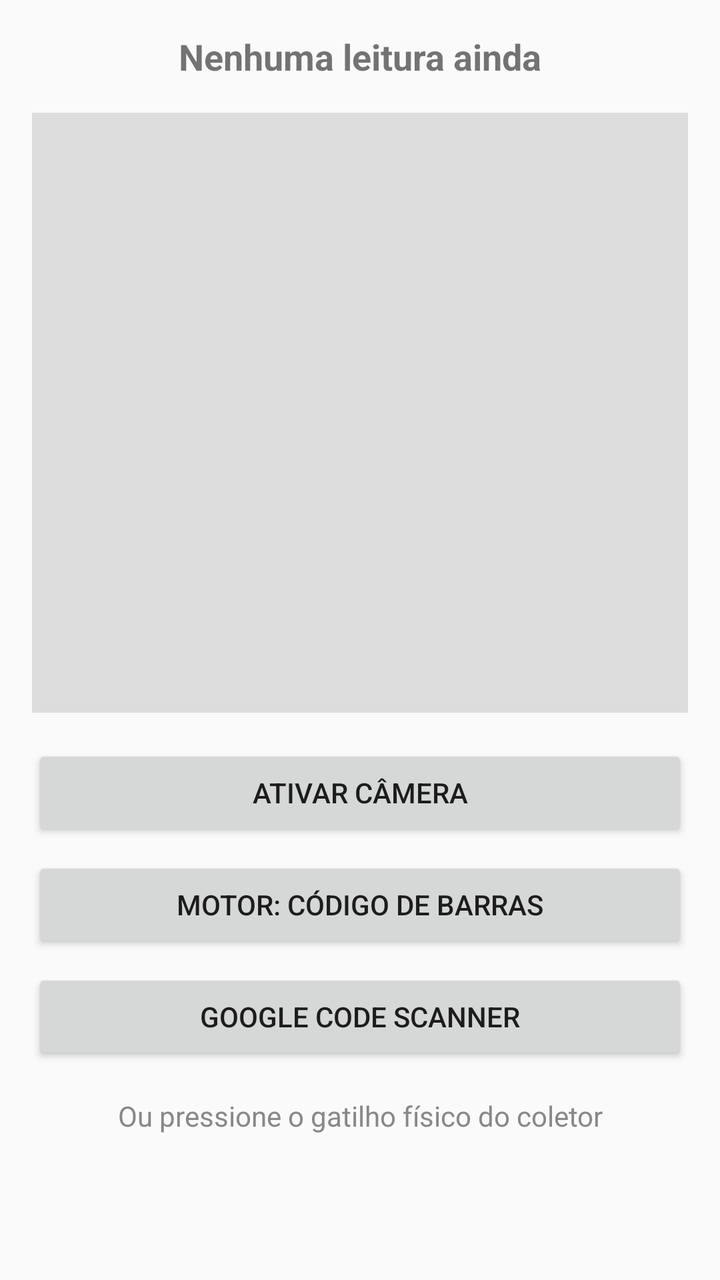
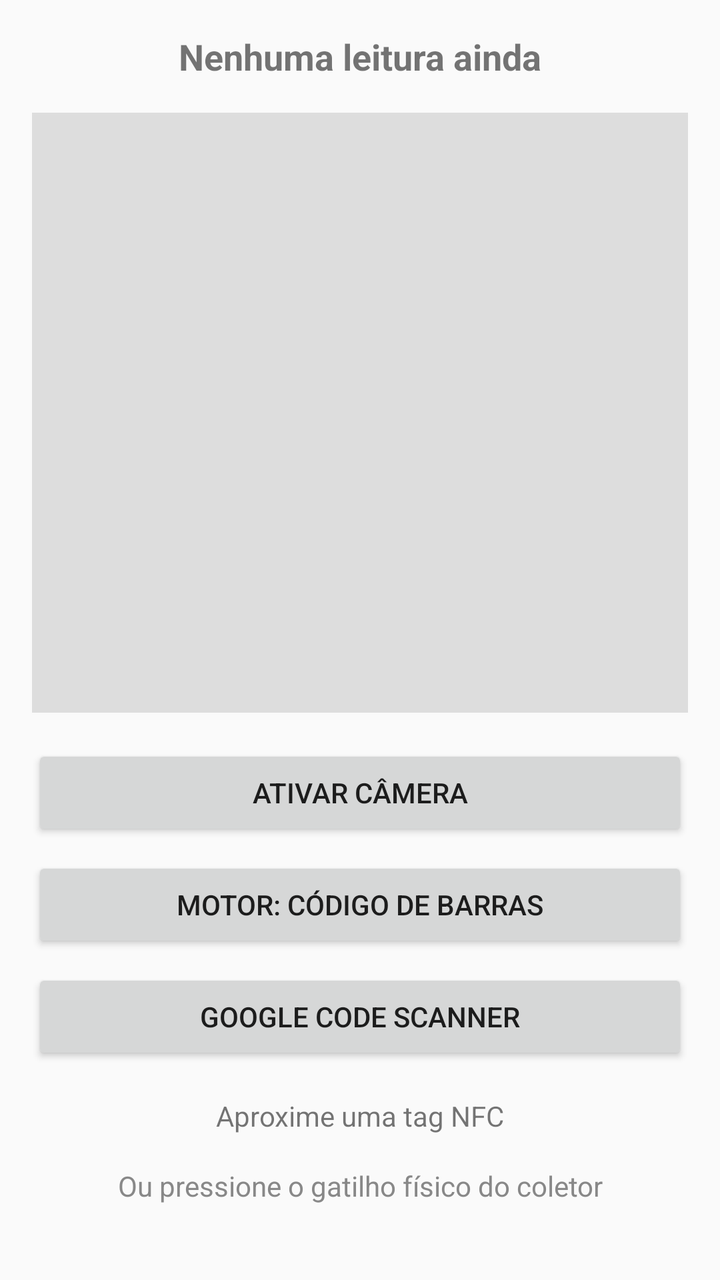

Two renders of the same Android screen: before a commit and after it. Below are the layout's source before the change and the commit's diff.
<!-- AndroidManifest.xml: application theme android:Theme.Material.Light -->
<!-- res/layout/activity_main.xml -->
<?xml version="1.0" encoding="utf-8"?>
<LinearLayout xmlns:android="http://schemas.android.com/apk/res/android"
    android:layout_width="match_parent"
    android:layout_height="match_parent"
    android:orientation="vertical"
    android:padding="16dp">

    <TextView
        android:id="@+id/lastScanText"
        android:layout_width="match_parent"
        android:layout_height="wrap_content"
        android:textSize="18sp"
        android:textStyle="bold"
        android:gravity="center"
        android:text="Nenhuma leitura ainda" />

    
    <FrameLayout
        android:id="@+id/cameraContainer"
        android:layout_width="match_parent"
        android:layout_height="300dp"
        android:layout_marginTop="16dp"
        android:background="#DDDDDD" />

    <Button
        android:id="@+id/activateCameraButton"
        android:layout_width="match_parent"
        android:layout_height="wrap_content"
        android:layout_marginTop="16dp"
        android:text="Ativar Câmera" />

    <Button
        android:id="@+id/switchEngineButton"
        android:layout_width="match_parent"
        android:layout_height="wrap_content"
        android:layout_marginTop="8dp"
        android:text="Motor: Código de barras" />

    <Button
        android:id="@+id/codeScannerButton"
        android:layout_width="match_parent"
        android:layout_height="wrap_content"
        android:layout_marginTop="8dp"
        android:text="Google Code Scanner" />

    <TextView
        android:layout_width="match_parent"
        android:layout_height="wrap_content"
        android:layout_marginTop="16dp"
        android:gravity="center"
        android:textColor="#888888"
        android:text="Ou pressione o gatilho físico do coletor" />

</LinearLayout>
<!-- resources referenced by this layout -->
<resources>

</resources>

<!-- the commit's change to res/layout/activity_main.xml (unified diff, before → after) -->
@@ -44,6 +44,14 @@
         android:text="Google Code Scanner" />
 
     <TextView
+        android:id="@+id/lastNfcText"
+        android:layout_width="match_parent"
+        android:layout_height="wrap_content"
+        android:layout_marginTop="16dp"
+        android:gravity="center"
+        android:text="Aproxime uma tag NFC" />
+
+    <TextView
         android:layout_width="match_parent"
         android:layout_height="wrap_content"
         android:layout_marginTop="16dp"
